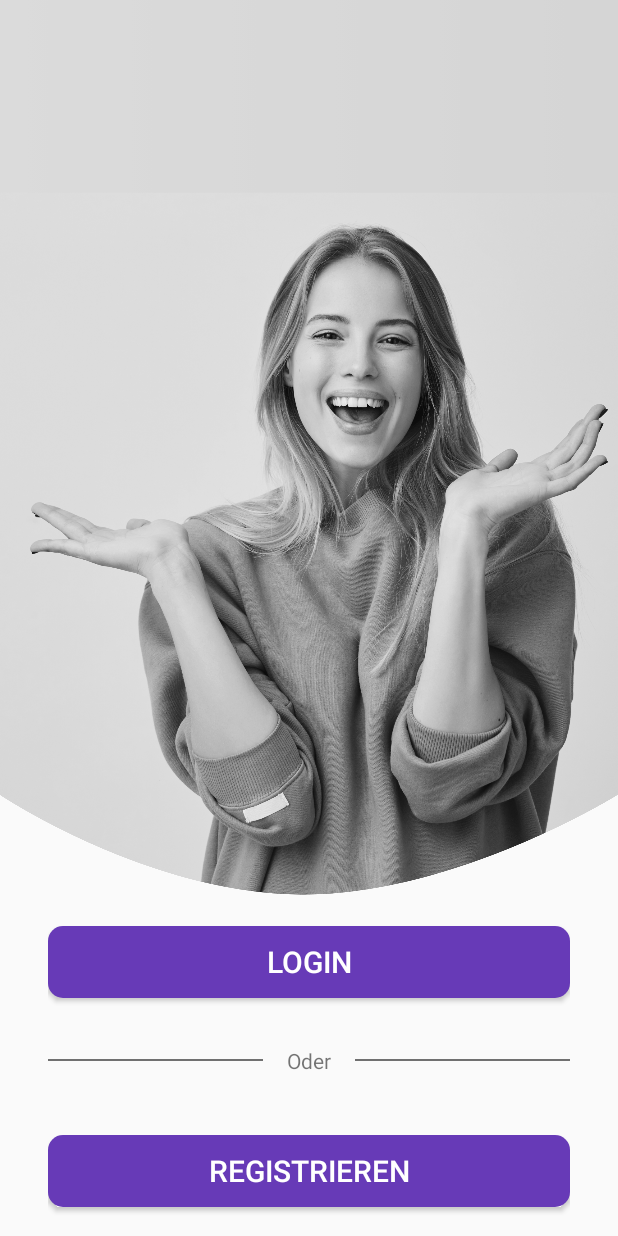
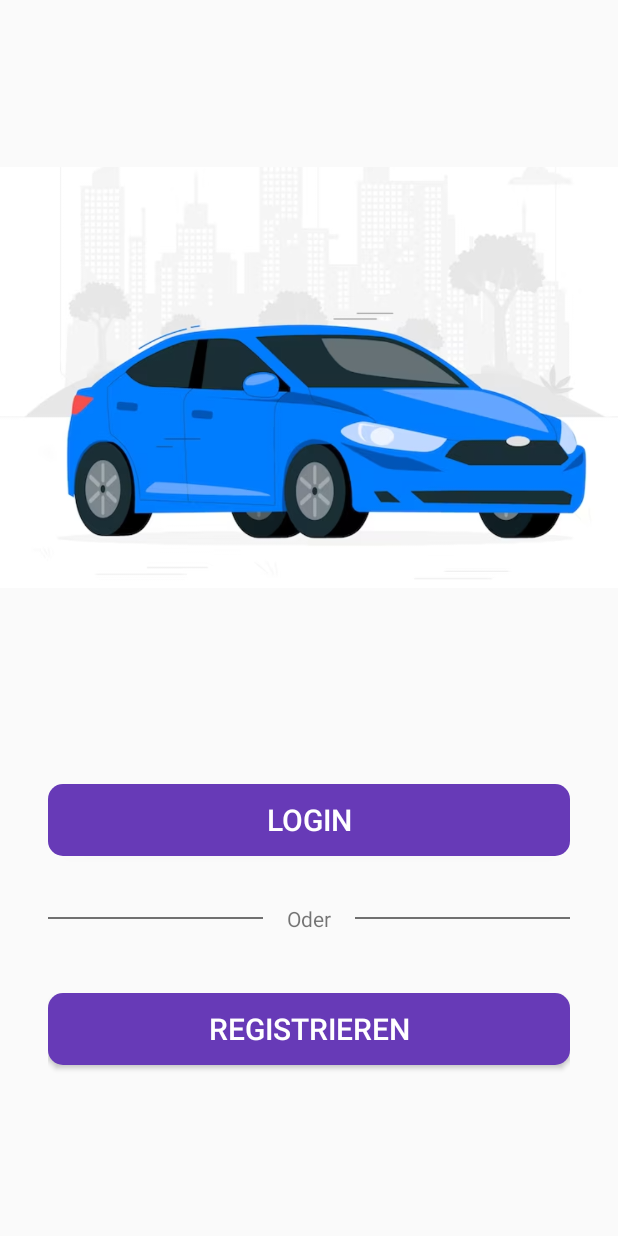
Before and after one commit to SimonPietrucha/MitfahrApp, an Android app: the screen it shows after launch (WelcomeActivity), on a phone screen of 412 x 824 dp. Run offline under Robolectric (Android 15) with nearby library versions, the phone set to English and light mode, and no system bars.

Commit message:
design change welcome page

```diff
--- a/app/src/main/res/layout/activity_welcome.xml
+++ b/app/src/main/res/layout/activity_welcome.xml
@@ -11,13 +11,14 @@
         app:layout_constraintEnd_toEndOf="parent"
         app:layout_constraintStart_toStartOf="parent"
         app:layout_constraintTop_toTopOf="parent"
-        app:srcCompat="@drawable/intro" />
+        app:srcCompat="@drawable/welcome_pic" />
 
     <LinearLayout
         android:layout_width="match_parent"
         android:layout_height="250dp"
         android:layout_marginStart="32dp"
         android:layout_marginEnd="32dp"
+        android:layout_marginBottom="96dp"
         android:orientation="vertical"
         app:layout_constraintBottom_toBottomOf="parent"
         app:layout_constraintEnd_toEndOf="parent"
```
Also changed, not shown: app/src/main/res/drawable/welcome_pic.png (added).
